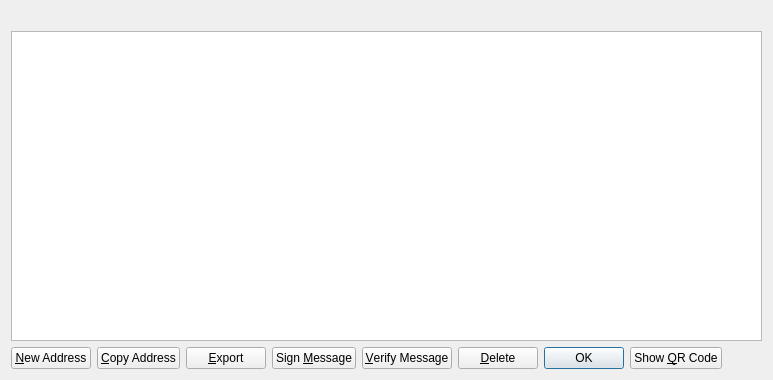
Before: the Qt Designer form src/qt/forms/addressbookpage.ui in GroestlCoin/Groestlcoin-qt-android, drawn with Qt 5.
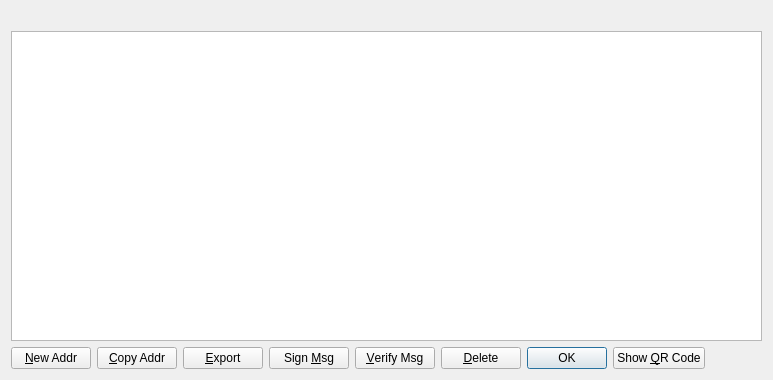
After: the same form once the commit is applied.

```diff
--- a/src/qt/forms/addressbookpage.ui
+++ b/src/qt/forms/addressbookpage.ui
@@ -60,7 +60,7 @@
         <string>Create a new address</string>
        </property>
        <property name="text">
-        <string>&amp;New Address</string>
+        <string>&amp;New Addr</string>
        </property>
       </widget>
      </item>
@@ -70,7 +70,7 @@
         <string>Copy the currently selected address to the system clipboard</string>
        </property>
        <property name="text">
-        <string>&amp;Copy Address</string>
+        <string>&amp;Copy Addr</string>
        </property>
       </widget>
      </item>
@@ -90,7 +90,7 @@
         <string>Sign a message to prove you own a GroestlCoin address</string>
        </property>
        <property name="text">
-        <string>Sign &amp;Message</string>
+        <string>Sign &amp;Msg</string>
        </property>
       </widget>
      </item>
@@ -100,7 +100,7 @@
         <string>Verify a message to ensure it was signed with a specified GroestlCoin address</string>
        </property>
        <property name="text">
-        <string>&amp;Verify Message</string>
+        <string>&amp;Verify Msg</string>
        </property>
       </widget>
      </item>
```
